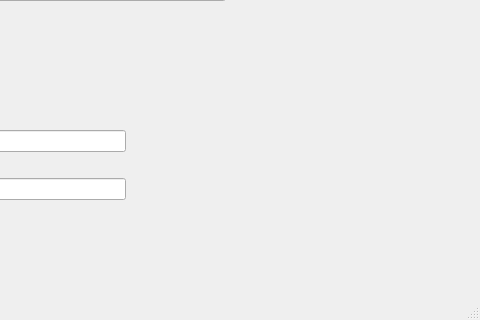
Old version of the form loginscene.ui in the repository U-Keun/Qt_Account_Project; both pictures show x 320 to 800 and y 280 to 600 of the 800 by 600 pixel window.
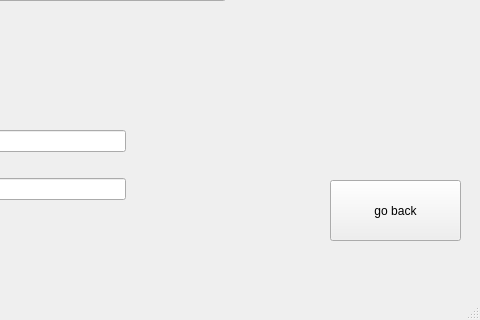
New version of the form.

Commit message: 계좌 조회 ui

What changed in the file:
```diff
--- a/loginscene.ui
+++ b/loginscene.ui
@@ -85,6 +85,19 @@
      </item>
     </layout>
    </widget>
+   <widget class="QPushButton" name="pushButton_7">
+    <property name="geometry">
+     <rect>
+      <x>650</x>
+      <y>460</y>
+      <width>131</width>
+      <height>61</height>
+     </rect>
+    </property>
+    <property name="text">
+     <string>go back</string>
+    </property>
+   </widget>
   </widget>
   <widget class="QMenuBar" name="menubar">
    <property name="geometry">
```
The commit also changes 4 other files.
